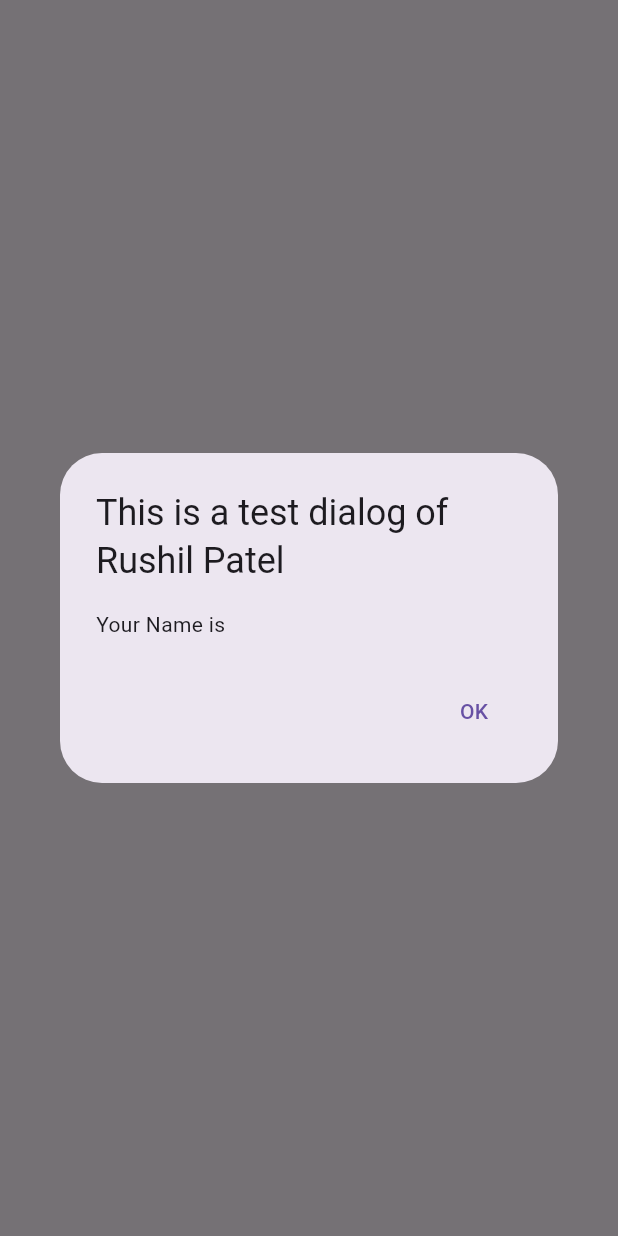
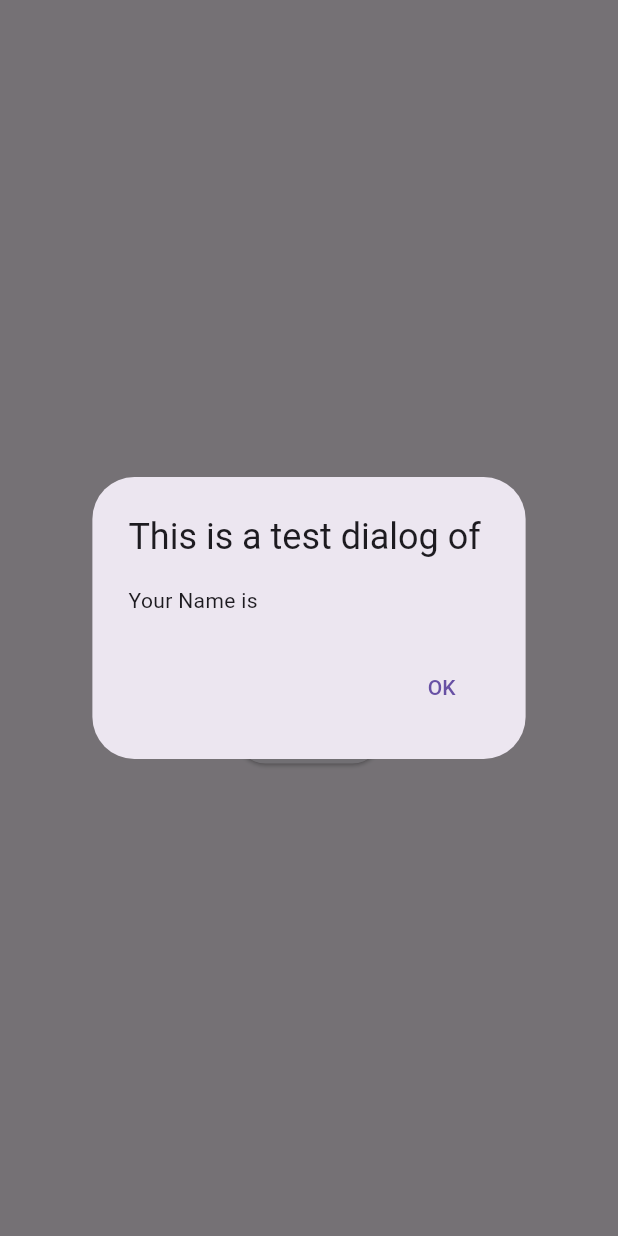
Before and after one commit to Sachinchhatani/flutter, a Flutter app: the screen it shows after launch, after a tap on "LogIn", on a phone screen of 412 x 824 dp. Run offline on Flutter 3.47's test engine with Material 3 defaults, Android fonts, the phone set to English and light mode, and no system bars; our stand-ins replace audioplayers, google_maps_flutter, shared_preferences, video_player.

Commit message:
Update main.dart

```diff
--- a/Text_Input/lib/main.dart
+++ b/Text_Input/lib/main.dart
@@ -71,7 +71,7 @@ class _ElevatedButtonExampleState extends State {
                   context: context,
                   builder: (context) {
                     return AlertDialog(
-                      title: const Text('This is a test dialog of Rushil Patel'),
+                      title: const Text('This is a test dialog of '),
                       content: Text('Your Name is ${myController.text}'),
                       actions: [
                         TextButton(
```
